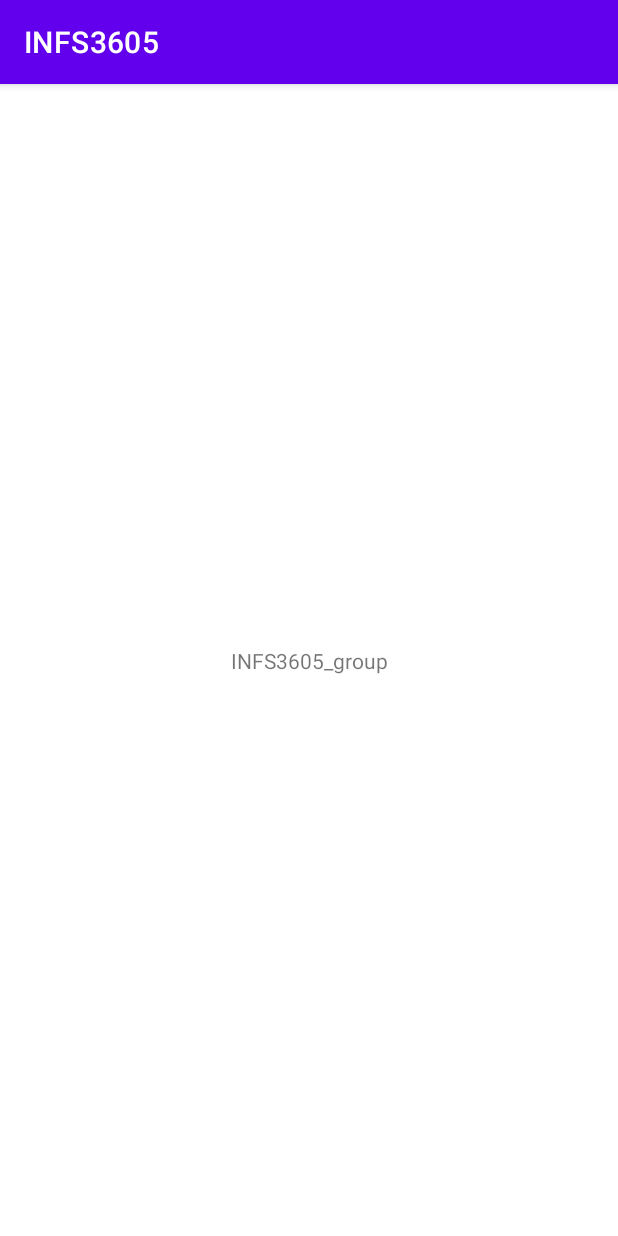
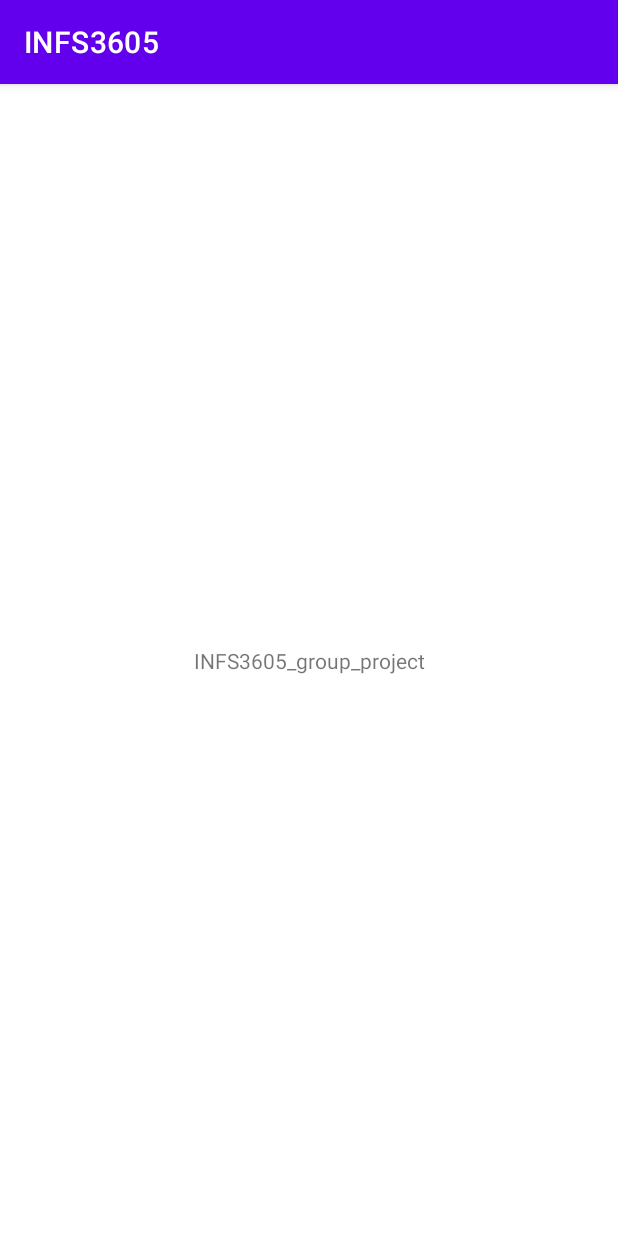
Before and after one commit to abt2002/INFS3605, an Android app: the screen it shows after launch (MainActivity), on a phone screen of 412 x 824 dp. Run offline under Robolectric (Android 15) with nearby library versions, the phone set to English and light mode, and no system bars.

Commit message:
INFS3605group_vision0.01

```diff
--- a/app/src/main/res/layout/activity_main.xml
+++ b/app/src/main/res/layout/activity_main.xml
@@ -9,7 +9,7 @@
     <TextView
         android:layout_width="wrap_content"
         android:layout_height="wrap_content"
-        android:text="INFS3605_group"
+        android:text="INFS3605_group_project"
         app:layout_constraintBottom_toBottomOf="parent"
         app:layout_constraintEnd_toEndOf="parent"
         app:layout_constraintStart_toStartOf="parent"
```
